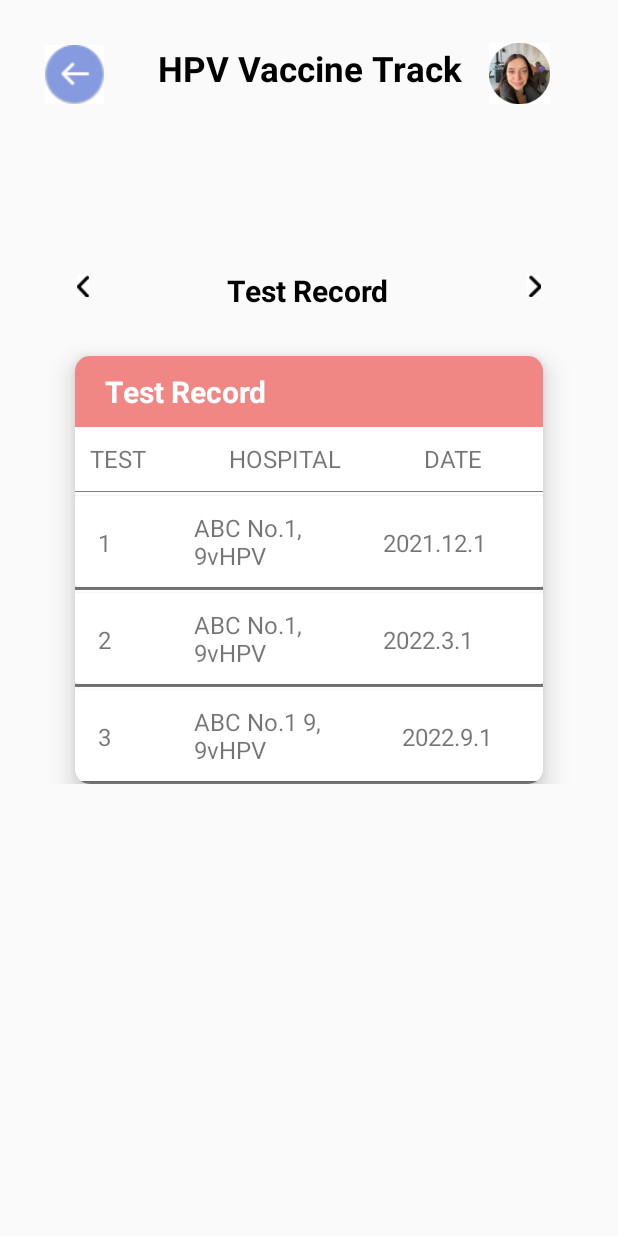
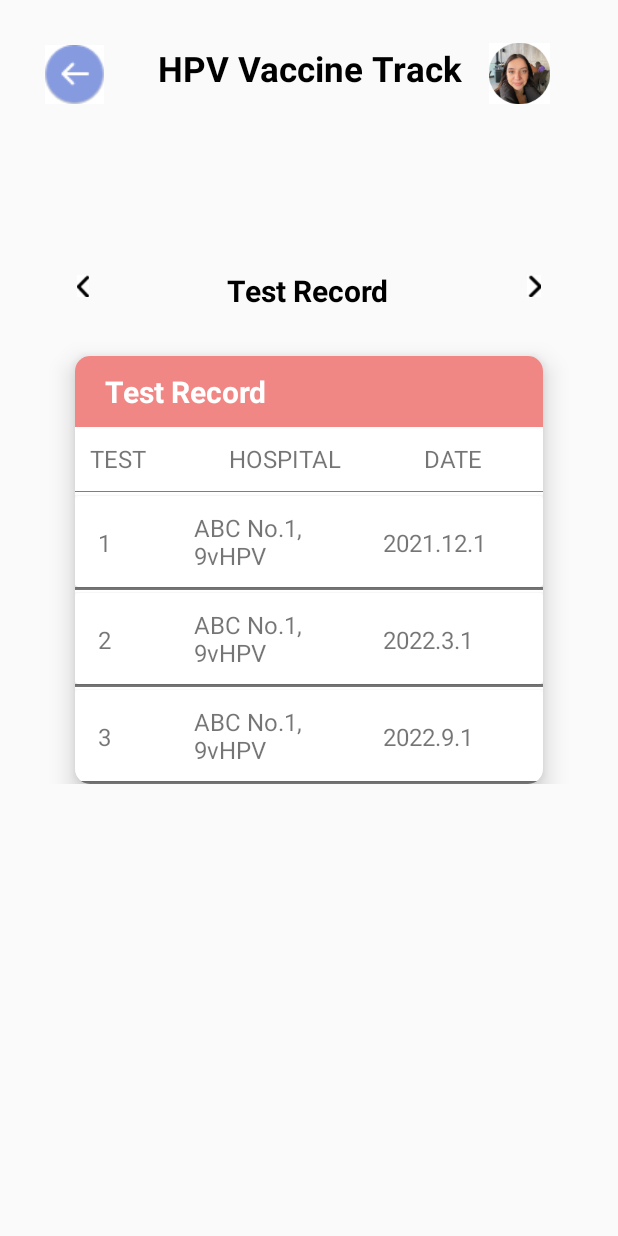
Before and after one commit to FishCatCake/PEIII_Assignment, an Android app: the TestRecordFragment screen opened through its navigation route, on a phone screen of 412 x 824 dp. Run offline under Robolectric (Android 15) with nearby library versions, the phone set to English and light mode, and no system bars.

Commit message:
1.1
recyclerview change

```diff
--- a/app/src/main/java/com/example/pe_assignment/hpv/TestRecordFragment.kt
+++ b/app/src/main/java/com/example/pe_assignment/hpv/TestRecordFragment.kt
@@ -73,7 +73,7 @@ class TestRecordFragment : Fragment() {
                     "9vHPV",
             "ABC No.1, \n" +
                     "9vHPV",
-            "ABC No.1 9, \n" +
+            "ABC No.1, \n" +
                     "9vHPV"
         )
 
```
